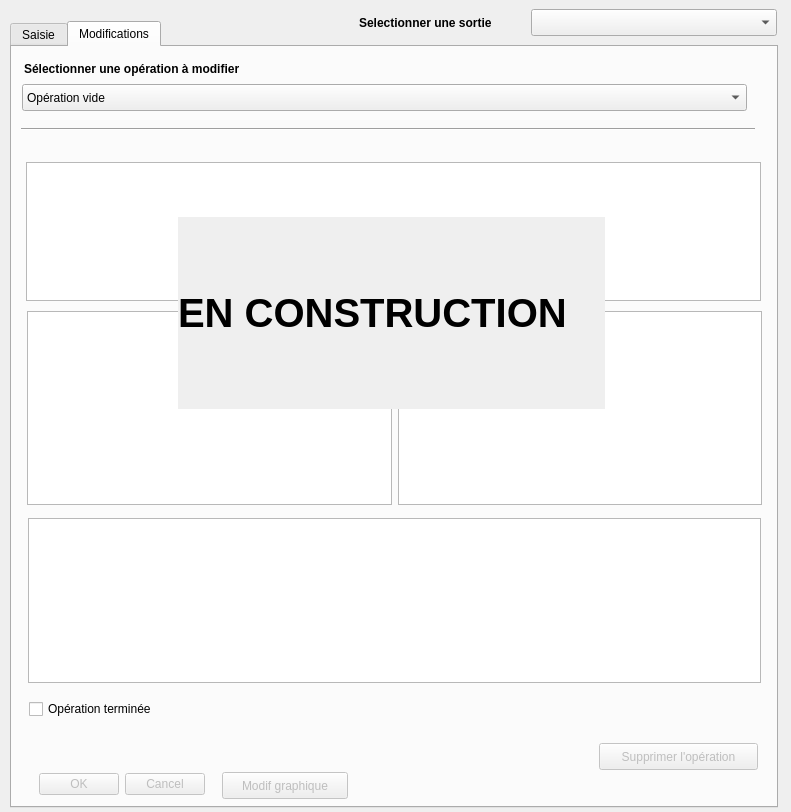
Before: the Qt Designer form ui_operation.ui in VincentD/bdtravaux, drawn with Qt 5.
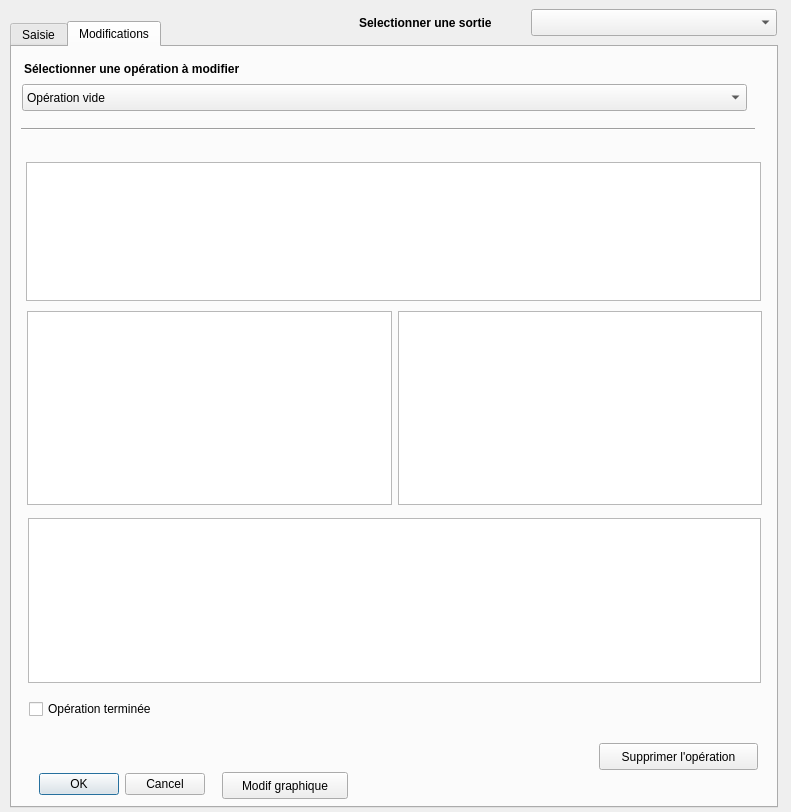
After: the same form once the commit is applied. The open tabs and pages were chosen to show the change.

Patch:
```diff
--- a/ui_operation.ui
+++ b/ui_operation.ui
@@ -577,7 +577,7 @@
     </widget>
     <widget class="QDialogButtonBox" name="bbx_edokannul">
      <property name="enabled">
-      <bool>false</bool>
+      <bool>true</bool>
      </property>
      <property name="geometry">
       <rect>
@@ -593,7 +593,7 @@
     </widget>
     <widget class="QPushButton" name="pbt_edgeom">
      <property name="enabled">
-      <bool>false</bool>
+      <bool>true</bool>
      </property>
      <property name="geometry">
       <rect>
@@ -609,7 +609,7 @@
     </widget>
     <widget class="QPushButton" name="pbt_supprope">
      <property name="enabled">
-      <bool>false</bool>
+      <bool>true</bool>
      </property>
      <property name="geometry">
       <rect>
@@ -649,29 +649,6 @@
       </item>
      </layout>
     </widget>
-    <widget class="QLabel" name="label_2">
-     <property name="geometry">
-      <rect>
-       <x>166</x>
-       <y>170</y>
-       <width>427</width>
-       <height>192</height>
-      </rect>
-     </property>
-     <property name="font">
-      <font>
-       <pointsize>30</pointsize>
-       <weight>75</weight>
-       <bold>true</bold>
-      </font>
-     </property>
-     <property name="autoFillBackground">
-      <bool>true</bool>
-     </property>
-     <property name="text">
-      <string>EN CONSTRUCTION</string>
-     </property>
-    </widget>
    </widget>
   </widget>
   <widget class="QComboBox" name="sortie">
```
Left out of the diff: 2 changed lines with no effect on the pictures.
